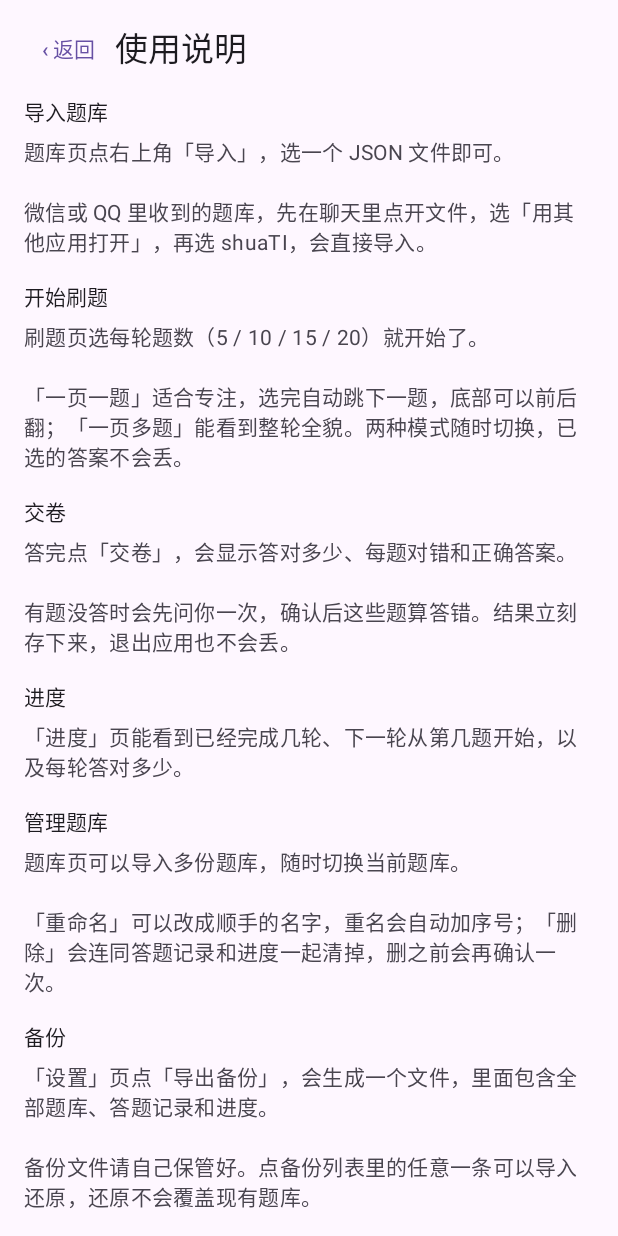
After one commit to losseeer/shuaTI, an Android app built with Jetpack Compose: the composable HelpScreen shown on its own in the app's theme, on a phone screen of 412 x 824 dp. The commit adds this screen. Run offline under Robolectric (Android 15) with nearby library versions, the phone set to English and light mode, and no system bars.

Commit message:
feat: 设置页增加使用说明，版本升至 0.1.1
帮助页用通俗语言说明导入、刷题、交卷、进度、管理题库与备份，
提供「一键复制题库格式」与跳转完整 USAGE.md 的入口；
不展示字段表与校验规则等技术细节。

```diff
--- a/app/build.gradle.kts
+++ b/app/build.gradle.kts
@@ -25,8 +25,8 @@ android {
         applicationId = "com.shua.ti"
         minSdk = 26
         targetSdk = 35
-        versionCode = 1
-        versionName = "0.1.0"
+        versionCode = 2
+        versionName = "0.1.1"
         testInstrumentationRunner = "androidx.test.runner.AndroidJUnitRunner"
     }
 
--- a/app/src/main/java/com/shua/ti/ui/AppViewModel.kt
+++ b/app/src/main/java/com/shua/ti/ui/AppViewModel.kt
@@ -469,6 +469,10 @@ class AppViewModel(app: Application) : AndroidViewModel(app) {
         _state.value = _state.value.copy(toast = null, isError = false)
     }
 
+    fun notify(message: String) {
+        toast(message)
+    }
+
     private fun toast(message: String, isError: Boolean = false) {
         _state.value = _state.value.copy(toast = message, isError = isError)
     }
--- /dev/null
+++ b/app/src/main/java/com/shua/ti/ui/HelpScreen.kt
@@ -0,0 +1,151 @@
+package com.shua.ti.ui
+
+import android.content.Intent
+import android.net.Uri
+import androidx.compose.foundation.layout.Arrangement
+import androidx.compose.foundation.layout.Column
+import androidx.compose.foundation.layout.Row
+import androidx.compose.foundation.layout.Spacer
+import androidx.compose.foundation.layout.fillMaxSize
+import androidx.compose.foundation.layout.fillMaxWidth
+import androidx.compose.foundation.layout.height
+import androidx.compose.foundation.layout.padding
+import androidx.compose.foundation.rememberScrollState
+import androidx.compose.foundation.verticalScroll
+import androidx.compose.material3.Button
+import androidx.compose.material3.MaterialTheme
+import androidx.compose.material3.Text
+import androidx.compose.material3.TextButton
+import androidx.compose.runtime.Composable
+import androidx.compose.ui.Alignment
+import androidx.compose.ui.Modifier
+import androidx.compose.ui.platform.LocalClipboardManager
+import androidx.compose.ui.platform.LocalContext
+import androidx.compose.ui.text.AnnotatedString
+import androidx.compose.ui.unit.dp
+
+private const val USAGE_URL = "https://github.com/losseeer/shuaTI/blob/main/USAGE.md"
+
+/**
+ * 复制给用户自己改的题库模板，只保留最小结构。
+ */
+private val QUESTION_TEMPLATE = """
+{
+  "questions": [
+    {
+      "stem": "把题干写在这里",
+      "option_a": "选项 A",
+      "option_b": "选项 B",
+      "option_c": "选项 C",
+      "option_d": "选项 D",
+      "answer": "A"
+    }
+  ]
+}
+""".trimIndent()
+
+@Composable
+fun HelpScreen(onBack: () -> Unit, onNotify: (String) -> Unit) {
+    val context = LocalContext.current
+    val clipboard = LocalClipboardManager.current
+
+    Column(
+        modifier = Modifier
+            .fillMaxSize()
+            .verticalScroll(rememberScrollState())
+            .padding(horizontal = 16.dp, vertical = 8.dp),
+    ) {
+        Row(verticalAlignment = Alignment.CenterVertically) {
+            TextButton(onClick = onBack) { Text("‹ 返回") }
+            Spacer(Modifier.height(0.dp))
+            Text("使用说明", style = MaterialTheme.typography.titleLarge)
+        }
+
+        HelpSection(
+            title = "导入题库",
+            body = "题库页点右上角「导入」，选一个 JSON 文件即可。\n\n" +
+                "微信或 QQ 里收到的题库，先在聊天里点开文件，选「用其他应用打开」，再选 shuaTI，会直接导入。",
+        )
+
+        HelpSection(
+            title = "开始刷题",
+            body = "刷题页选每轮题数（5 / 10 / 15 / 20）就开始了。\n\n" +
+                "「一页一题」适合专注，选完自动跳下一题，底部可以前后翻；「一页多题」能看到整轮全貌。两种模式随时切换，已选的答案不会丢。",
+        )
+
+        HelpSection(
+            title = "交卷",
+            body = "答完点「交卷」，会显示答对多少、每题对错和正确答案。\n\n" +
+                "有题没答时会先问你一次，确认后这些题算答错。结果立刻存下来，退出应用也不会丢。",
+        )
+
+        HelpSection(
+            title = "进度",
+            body = "「进度」页能看到已经完成几轮、下一轮从第几题开始，以及每轮答对多少。",
+        )
+
+        HelpSection(
+            title = "管理题库",
+            body = "题库页可以导入多份题库，随时切换当前题库。\n\n" +
+                "「重命名」可以改成顺手的名字，重名会自动加序号；「删除」会连同答题记录和进度一起清掉，删之前会再确认一次。",
+        )
+
+        HelpSection(
+            title = "备份",
+            body = "「设置」页点「导出备份」，会生成一个文件，里面包含全部题库、答题记录和进度。\n\n" +
+                "备份文件请自己保管好。点备份列表里的任意一条可以导入还原，还原不会覆盖现有题库。",
+        )
+
+        Spacer(Modifier.height(8.dp))
+        Button(
+            onClick = {
+                clipboard.setText(AnnotatedString(QUESTION_TEMPLATE))
+                onNotify("题库格式已复制，粘贴到记事本里改成自己的题目")
+            },
+            modifier = Modifier.fillMaxWidth(),
+        ) {
+            Text("一键复制题库格式")
+        }
+
+        Spacer(Modifier.height(4.dp))
+        TextButton(
+            onClick = {
+                val opened = runCatching {
+                    context.startActivity(
+                        Intent(Intent.ACTION_VIEW, Uri.parse(USAGE_URL)),
+                    )
+                }.isSuccess
+                if (!opened) {
+                    onNotify("没有可用的浏览器，无法打开说明页面")
+                }
+            },
+            modifier = Modifier.fillMaxWidth(),
+        ) {
+            Text("查看完整说明")
+        }
+
+        Text(
+            "完整说明包含题库格式的详细字段与校验规则。",
+            style = MaterialTheme.typography.bodySmall,
+            color = MaterialTheme.colorScheme.onSurfaceVariant,
+            modifier = Modifier.padding(bottom = 16.dp),
+        )
+    }
+}
+
+@Composable
+private fun HelpSection(title: String, body: String) {
+    Column(
+        modifier = Modifier
+            .fillMaxWidth()
+            .padding(vertical = 8.dp),
+        verticalArrangement = Arrangement.spacedBy(6.dp),
+    ) {
+        Text(title, style = MaterialTheme.typography.titleSmall)
+        Text(
+            body,
+            style = MaterialTheme.typography.bodyMedium,
+            color = MaterialTheme.colorScheme.onSurfaceVariant,
+        )
+    }
+}
```
Also changed, not shown: app/src/main/java/com/shua/ti/ui/App.kt (+30 -0 lines).
